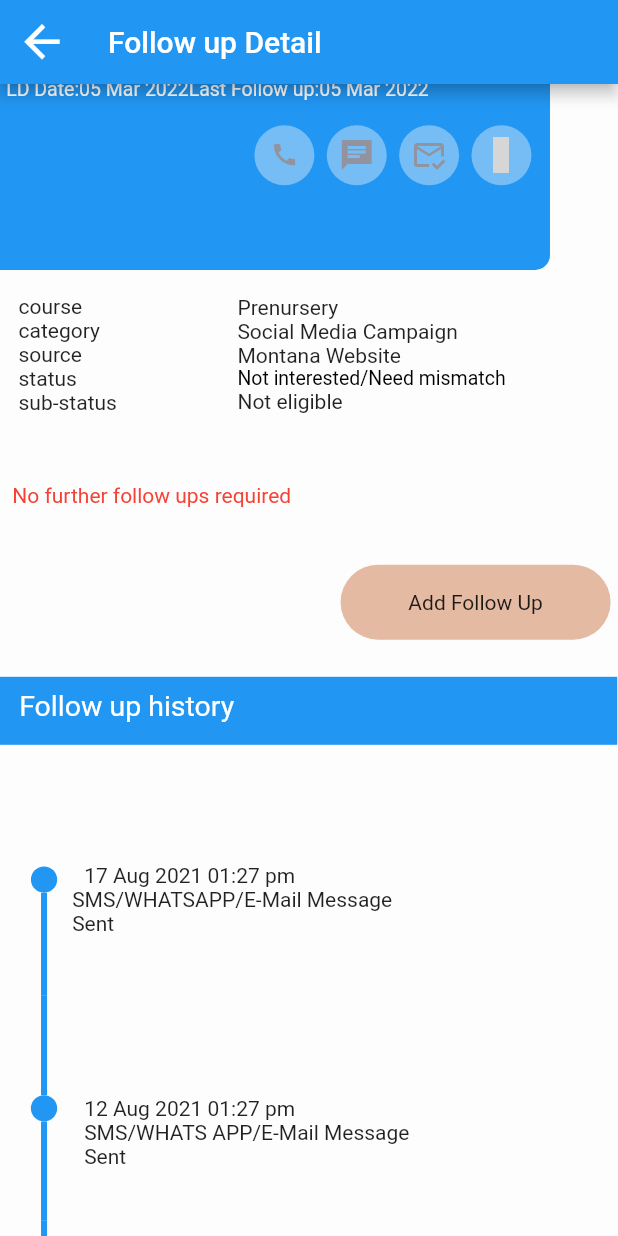
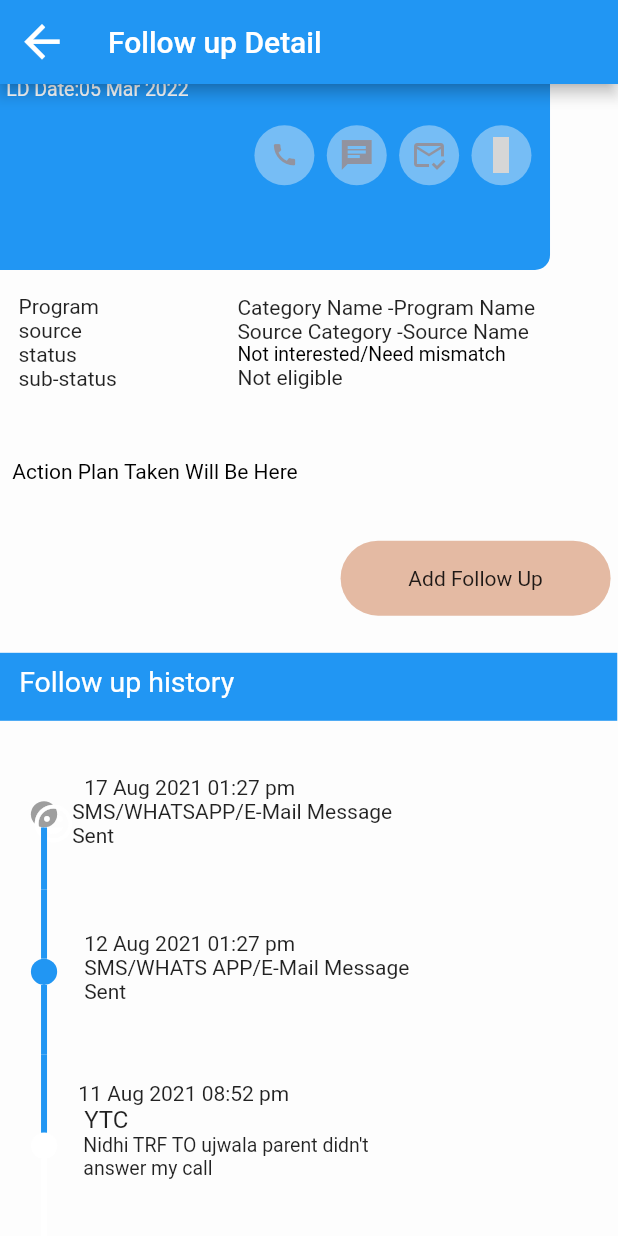
Before and after one commit to TejasLearningGithub/Kido, a Flutter app: the Followupdetail screen opened directly, scrolled down 170 dp, on a phone screen of 412 x 824 dp. Run offline on Flutter 3.47's test engine with Material 2 defaults, Android fonts, the phone set to English and light mode, and no system bars; drawn by our look-alikes of timeline_tile; our stand-ins replace date_format, expandable, google_fonts; statements that could not run were skipped; grey boxes are pictures that could not be loaded.

Commit message:
new file creation and existing files updated

```diff
--- a/kido_project/lib/screen/follow_up_main.dart
+++ b/kido_project/lib/screen/follow_up_main.dart
@@ -225,8 +225,8 @@
                 //expandIcon: Icons.arrow_downward,
                 //collapseIcon: Icons.arrow_forward_ios,
                 //hasIcon: false,
-                tapBodyToCollapse: true,
-                tapBodyToExpand: true,
+                tapBodyToCollapse: false,
+                tapBodyToExpand: false,
               ),
 
               // header: Card(
--- a/kido_project/lib/screen/followupdetail.dart
+++ b/kido_project/lib/screen/followupdetail.dart
@@ -78,13 +78,6 @@
                             Row(
                               children: [
                                 const Icon(
-                                  Icons.note_add,
-                                  size: 22,
-                                ),
-                                SizedBox(
-                                  width: width * 0.015,
-                                ),
-                                const Icon(
                                   Icons.edit_note_sharp,
                                   size: 22,
                                 ),
@@ -130,7 +123,7 @@
                                 ),
                               ),
                               Text(
-                                'Vinit(M) 2 years 5 months',
+                                'Vinit(M) 2.5 Years',
                                 style: commonSmallFonts.copyWith(
                                   color: Colors.white,
                                 ),
@@ -145,6 +138,31 @@
                           padding: EdgeInsets.only(left: width * 0.01),
                           child: Row(
                             children: [
+                              Icon(
+                                Icons.whatsapp,
+                                color: Colors.brown,
+                                size: 15,
+                              ),
+                              Text(
+                                '1234567890',
+                                style: commonSmallFonts.copyWith(
+                                  color: Colors.white,
+                                ),
+                              ),
+                              SizedBox(
+                                width: 4,
+                              ),
+                              Container(
+                                width: 4,
+                                height: 10,
+                                child: VerticalDivider(
+                                  color: Colors.white,
+                                  thickness: 2,
+                                ),
+                              ),
+                              SizedBox(
+                                width: 4,
+                              ),
                               Text(
                                 '1234567890',
                                 style: commonSmallFonts.copyWith(
@@ -172,7 +190,7 @@
                           child: Row(
                             children: [
                               Text(
-                                'Mumbai,Kandivali',
+                                'Kandivali,Mumbai,Maharastra  ',
                                 style: commonSmallFonts.copyWith(
                                   color: Colors.white,
                                 ),
@@ -197,20 +215,20 @@
                                   color: Colors.white,
                                 ),
                               ),
-                              Text(
-                                'Last Follow up:',
-                                style: commonSmallFonts.copyWith(
-                                  color: Colors.white,
-                                ),
-                              ),
-                              FittedBox(
-                                child: Text(
-                                  '05 Mar 2022',
-                                  style: commonSmallFonts.copyWith(
-                                    color: Colors.white,
-                                  ),
-                                ),
-                              ),
+                              // Text(
+                              //   'Last Follow up:',
+                              //   style: commonSmallFonts.copyWith(
+                              //     color: Colors.white,
+                              //   ),
+                              // ),
+                              // FittedBox(
+                              //   child: Text(
+                              //     '05 Mar 2022',
+                              //     style: commonSmallFonts.copyWith(
+                              //       color: Colors.white,
+                              //     ),
+                              //   ),
+                              // ),
                             ],
                           ),
                         ),
@@ -324,8 +342,7 @@
                     mainAxisAlignment: MainAxisAlignment.start,
                     crossAxisAlignment: CrossAxisAlignment.start,
                     children: const [
-                      Text("course"),
-                      Text("category"),
+                      Text("Program"),
                       Text("source"),
                       Text("status"),
                       Text("sub-status"),
@@ -337,9 +354,18 @@
                   Column(
                     crossAxisAlignment: CrossAxisAlignment.start,
                     children: [
-                      Text("Prenursery"),
-                      Text("Social Media Campaign"),
-                      Text("Montana Website"),
+                      Row(
+                        children: [
+                          Text('Category Name -'),
+                          Text('Program Name'),
+                        ],
+                      ),
+                      Row(
+                        children: [
+                          Text('Source Category -'),
+                          Text('Source Name'),
+                        ],
+                      ),
                       FittedBox(
                         child: Text(
                           "Not interested/Need mismatch",
@@ -365,8 +391,8 @@
               child: Row(
                 children: const [
                   Text(
-                    'No further follow ups required',
-                    style: TextStyle(color: Colors.red),
+                    'Action Plan Taken Will Be Here',
+                    style: TextStyle(color: Colors.black),
                   ),
                 ],
               ),
@@ -434,9 +460,14 @@
               child: TimelineTile(
                 axis: TimelineAxis.vertical,
                 indicatorStyle: IndicatorStyle(
-                  color: Colors.blue,
+                  //color: Colors.blue,
                   height: height * 0.0425,
                   width: width * 0.0425,
+                  iconStyle: IconStyle(
+                    fontSize: 30,
+                    color: Colors.white,
+                    iconData: Icons.insert_emoticon,
+                  ),
                 ),
                 isFirst: true,
                 afterLineStyle: const LineStyle(
@@ -449,17 +480,17 @@
                       width: 10,
                     ),
                     Container(
-                      margin: const EdgeInsets.only(top: 10, bottom: 30),
-                      height: 115,
+                      margin: const EdgeInsets.only(top: 5, bottom: 20),
+                      height: 75,
                       width: MediaQuery.of(context).size.width / 1.8 - 0.09,
                       child: Column(
                         crossAxisAlignment: CrossAxisAlignment.start,
                         children: const [
                           SizedBox(
-                            height: 49,
+                            height: 19,
                           ),
                           Padding(
-                            padding: EdgeInsets.only(left: 8.0, top: 8.0),
+                            padding: EdgeInsets.only(left: 8.0, top: 0.0),
                             child: Text(
                               '17 Aug 2021 01:27 pm',
                             ),
@@ -496,13 +527,13 @@
                     ),
                     Container(
                       margin: const EdgeInsets.only(top: 10, bottom: 25),
-                      height: 115,
+                      height: 75,
                       width: MediaQuery.of(context).size.width / 1.8 - 0.09,
                       child: Column(
                         crossAxisAlignment: CrossAxisAlignment.start,
                         children: const [
                           SizedBox(
-                            height: 49,
+                            height: 10,
                           ),
                           Padding(
                             padding: EdgeInsets.only(left: 8.0, top: 8.0),
@@ -548,7 +579,7 @@
                     ),
                     Container(
                       margin: const EdgeInsets.only(top: 10, bottom: 30),
-                      height: 155,
+                      height: 82,
                       width: MediaQuery.of(context).size.width / 1.8 - 0.09,
                       child: Column(
                         crossAxisAlignment: CrossAxisAlignment.start,
@@ -574,7 +605,7 @@
                             child: const Text(
                               'Nidhi TRF TO ujwala parent didn\'t\nanswer my call',
                               style: TextStyle(
-                                fontSize: 14,
+                                fontSize: 13,
                               ),
                             ),
                           ),
```
Also changed, not shown: kido_project/lib/screen/enquiry_child_info.dart (+99 -5 lines), kido_project/lib/screen/lead_form.dart (added, +253 -0 lines).
